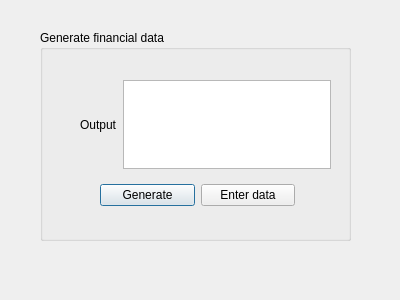
Qt form Financial_data/fourthwindow.ui (ProjectTeamfitkb/Project_Work) before a commit.
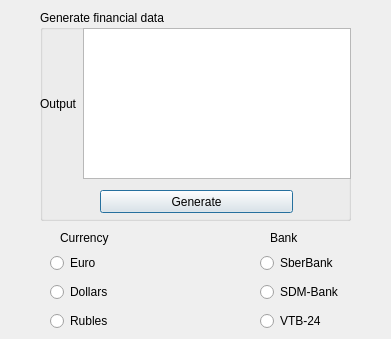
The same form after that commit.

Commit message: Added a function for generating financial data.

Patch:
```diff
--- a/Financial_data/fourthwindow.ui
+++ b/Financial_data/fourthwindow.ui
@@ -6,8 +6,8 @@
    <rect>
     <x>0</x>
     <y>0</y>
-    <width>400</width>
-    <height>300</height>
+    <width>391</width>
+    <height>339</height>
    </rect>
   </property>
   <property name="windowTitle">
@@ -17,7 +17,7 @@
    <property name="geometry">
     <rect>
      <x>40</x>
-     <y>30</y>
+     <y>10</y>
      <width>311</width>
      <height>211</height>
     </rect>
@@ -25,39 +25,13 @@
    <property name="title">
     <string>Generate financial data</string>
    </property>
-   <widget class="QWidget" name="">
+   <widget class="QWidget" name="layoutWidget">
     <property name="geometry">
      <rect>
-      <x>60</x>
-      <y>150</y>
-      <width>195</width>
-      <height>30</height>
-     </rect>
-    </property>
-    <layout class="QHBoxLayout" name="horizontalLayout">
-     <item>
-      <widget class="QPushButton" name="pushButton">
-       <property name="text">
-        <string>Generate</string>
-       </property>
-      </widget>
-     </item>
-     <item>
-      <widget class="QPushButton" name="pushButton_2">
-       <property name="text">
-        <string>Enter data</string>
-       </property>
-      </widget>
-     </item>
-    </layout>
-   </widget>
-   <widget class="QWidget" name="">
-    <property name="geometry">
-     <rect>
-      <x>40</x>
-      <y>50</y>
-      <width>251</width>
-      <height>89</height>
+      <x>0</x>
+      <y>18</y>
+      <width>311</width>
+      <height>151</height>
      </rect>
     </property>
     <layout class="QHBoxLayout" name="horizontalLayout_2">
@@ -69,10 +43,122 @@
       </widget>
      </item>
      <item>
-      <widget class="QTextEdit" name="textEdit"/>
+      <widget class="QTextEdit" name="textEdit">
+       <property name="minimumSize">
+        <size>
+         <width>209</width>
+         <height>0</height>
+        </size>
+       </property>
+      </widget>
      </item>
     </layout>
    </widget>
+   <widget class="QPushButton" name="Generate">
+    <property name="geometry">
+     <rect>
+      <x>60</x>
+      <y>180</y>
+      <width>193</width>
+      <height>23</height>
+     </rect>
+    </property>
+    <property name="text">
+     <string>Generate</string>
+    </property>
+   </widget>
+  </widget>
+  <widget class="QLabel" name="label_2">
+   <property name="geometry">
+    <rect>
+     <x>60</x>
+     <y>230</y>
+     <width>51</width>
+     <height>16</height>
+    </rect>
+   </property>
+   <property name="text">
+    <string>Currency</string>
+   </property>
+  </widget>
+  <widget class="QLabel" name="label_3">
+   <property name="geometry">
+    <rect>
+     <x>270</x>
+     <y>230</y>
+     <width>31</width>
+     <height>16</height>
+    </rect>
+   </property>
+   <property name="text">
+    <string>Bank</string>
+   </property>
+  </widget>
+  <widget class="QWidget" name="layoutWidget">
+   <property name="geometry">
+    <rect>
+     <x>50</x>
+     <y>250</y>
+     <width>84</width>
+     <height>84</height>
+    </rect>
+   </property>
+   <layout class="QVBoxLayout" name="Currency">
+    <item>
+     <widget class="QRadioButton" name="Euro">
+      <property name="text">
+       <string>Euro</string>
+      </property>
+     </widget>
+    </item>
+    <item>
+     <widget class="QRadioButton" name="Dollars">
+      <property name="text">
+       <string>Dollars</string>
+      </property>
+     </widget>
+    </item>
+    <item>
+     <widget class="QRadioButton" name="Rubles">
+      <property name="text">
+       <string>Rubles</string>
+      </property>
+     </widget>
+    </item>
+   </layout>
+  </widget>
+  <widget class="QWidget" name="layoutWidget">
+   <property name="geometry">
+    <rect>
+     <x>260</x>
+     <y>250</y>
+     <width>84</width>
+     <height>84</height>
+    </rect>
+   </property>
+   <layout class="QVBoxLayout" name="Bank">
+    <item>
+     <widget class="QRadioButton" name="SberBank">
+      <property name="text">
+       <string>SberBank</string>
+      </property>
+     </widget>
+    </item>
+    <item>
+     <widget class="QRadioButton" name="SDM_Bank">
+      <property name="text">
+       <string>SDM-Bank</string>
+      </property>
+     </widget>
+    </item>
+    <item>
+     <widget class="QRadioButton" name="VTB_24">
+      <property name="text">
+       <string>VTB-24</string>
+      </property>
+     </widget>
+    </item>
+   </layout>
   </widget>
  </widget>
  <resources/>
```
The commit also changes 8 other files.
